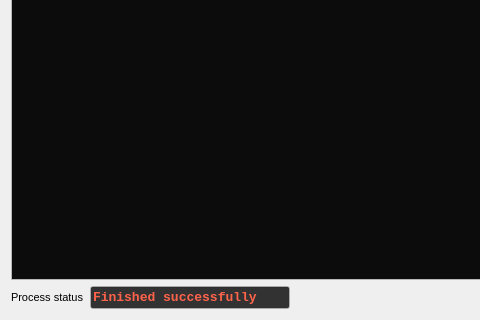
Old version of the form Forms/ProcessOutputWindow.ui in the repository Youda008/DoomRunner; both pictures show x 0 to 480 and y 330 to 650 of the 820 by 650 pixel window.
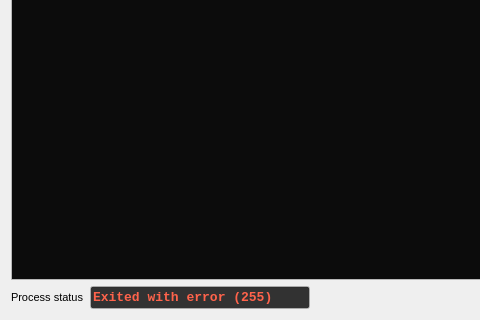
New version of the form.

Commit message: improved the process output dialog for Linux users

The edit to the form file:
```diff
--- a/Forms/ProcessOutputWindow.ui
+++ b/Forms/ProcessOutputWindow.ui
@@ -145,13 +145,13 @@
        </property>
        <property name="minimumSize">
         <size>
-         <width>200</width>
+         <width>220</width>
          <height>0</height>
         </size>
        </property>
        <property name="maximumSize">
         <size>
-         <width>200</width>
+         <width>220</width>
          <height>16777215</height>
         </size>
        </property>
@@ -282,7 +282,7 @@
         </font>
        </property>
        <property name="text">
-        <string>Finished successfully</string>
+        <string>Exited with error (255)</string>
        </property>
        <property name="readOnly">
         <bool>true</bool>
```
The commit also changes 7 other files.
